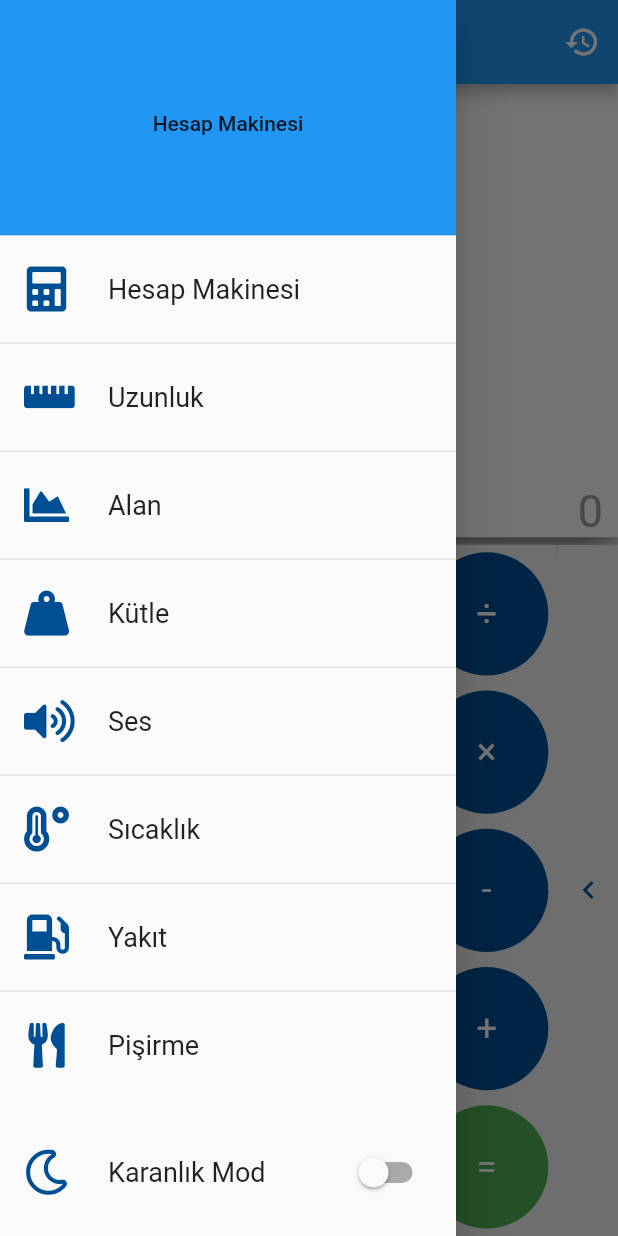
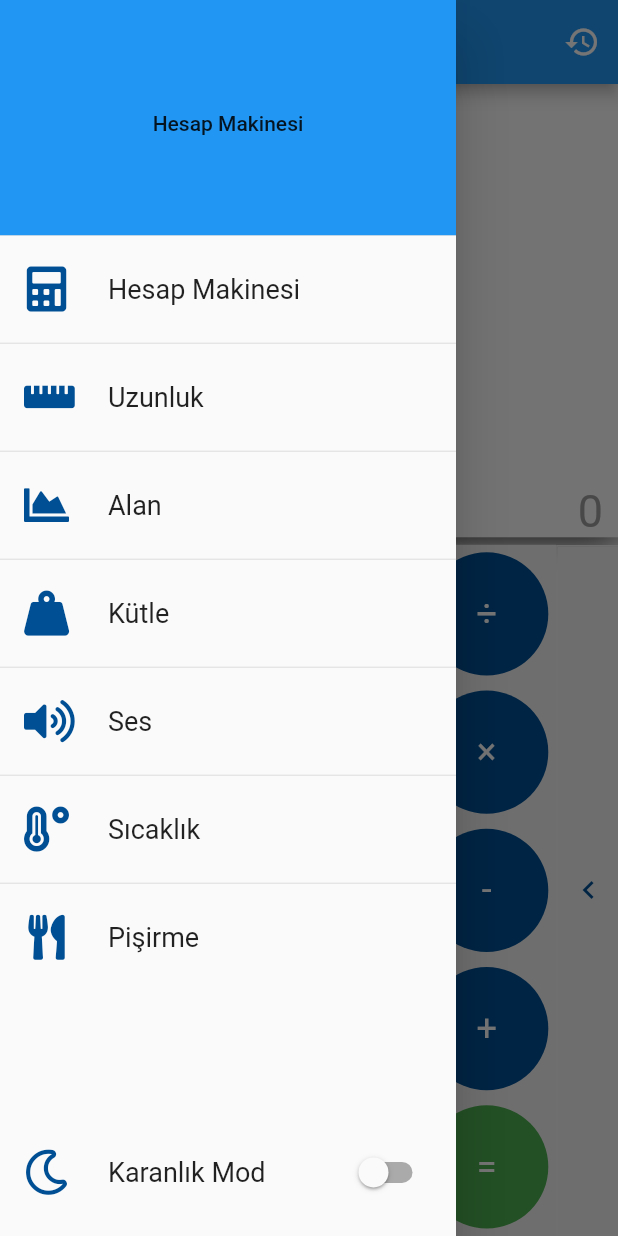
Before and after one commit to muratsirin/calculator_final, a Flutter app: the screen it shows after launch, with the side drawer open, on a phone screen of 412 x 824 dp. Run offline on Flutter 3.47's test engine with Material 2 defaults, Android fonts, the phone set to English and light mode, and no system bars; our stand-ins replace font_awesome_flutter, math_expressions; missing offline and left inert: direct_select_flutter.

Commit message:
conversion

```diff
--- a/lib/model/conversion.dart
+++ b/lib/model/conversion.dart
@@ -1,9 +1,11 @@
 class Conversion {
   final String unitName;
   final String unitAbbreviation;
+  final double unitFactor;
 
   Conversion({
     required this.unitName,
     required this.unitAbbreviation,
+    required this.unitFactor,
   });
 }
--- a/lib/provider/conversion_data.dart
+++ b/lib/provider/conversion_data.dart
@@ -1,40 +1,74 @@
 import 'package:calculator_final/model/conversion.dart';
-import 'package:calculator_final/provider/calculator_data.dart';
+import 'package:calculator_final/provider/helpers/conversion_list.dart';
+import 'package:flutter/cupertino.dart';
 
-class ConversionData extends CalculatorData {
-  List<Conversion> length = [
-    Conversion(unitName: 'Metre', unitAbbreviation: 'm'),
-    Conversion(unitName: 'Kilometre', unitAbbreviation: 'km'),
-    Conversion(unitName: 'Milimetre', unitAbbreviation: 'mm'),
-    Conversion(unitName: 'Santimetre', unitAbbreviation: 'cm'),
-    Conversion(unitName: 'Mil', unitAbbreviation: 'mi'),
-    Conversion(unitName: 'Yarda', unitAbbreviation: 'yd'),
-    Conversion(unitName: 'Fit', unitAbbreviation: 'ft'),
-    Conversion(unitName: 'İnç', unitAbbreviation: 'in'),
-    Conversion(unitName: 'Deniz mili', unitAbbreviation: 'nmi'),
-  ];
-
-  List<Conversion> area = [
-    Conversion(unitName: 'Metrekare', unitAbbreviation: 'm2'),
-    Conversion(unitName: 'Milimetrekare', unitAbbreviation: 'mm2'),
-    Conversion(unitName: 'Santimetrekare', unitAbbreviation: 'cm2'),
-    Conversion(unitName: 'inç kare', unitAbbreviation: 'in2'),
-    Conversion(unitName: 'Fit kare', unitAbbreviation: 'ft2'),
-    Conversion(unitName: 'Yarda kare', unitAbbreviation: 'yd2'),
-    Conversion(unitName: 'Hektar', unitAbbreviation: 'ha'),
-    Conversion(unitName: 'Kilometrekare', unitAbbreviation: 'km2'),
-    Conversion(unitName: 'Akre', unitAbbreviation: 'ac'),
-    Conversion(unitName: 'Milkare', unitAbbreviation: 'mi2'),
-  ];
+class ConversionData extends ConversionList with ChangeNotifier {
+  List<Conversion> selectedList = [];
+  String selectedItem = '';
+  String resultValue = '';
+  int selectedIndex = 0;
 
   List<Conversion> getConversionList({conversionIndex}) {
     switch (conversionIndex) {
       case 1:
+        selectedList = length;
         return length;
       case 2:
+        selectedList = area;
         return area;
+      case 3:
+        selectedList = weight;
+        return weight;
+      case 4:
+        selectedList = volume;
+        return volume;
+      case 5:
+        selectedList = temperature;
+        return temperature;
+      case 6:
+        selectedList = cooking;
+        return cooking;
       default:
         return length;
     }
   }
+
+  void setSelectedIndex({required int value}) {
+    selectedIndex = value;
+    notifyListeners();
+  }
+
+  String result({
+    required double unitFactor,
+    required String unitName,
+  }) {
+    double value = 1;
+    switch (selectedList[1].unitName) {
+      case 'Kelvin':
+        if (unitName == 'Santigrat') {
+          value = value * (-272.15);
+        } else if (unitName == 'Fahrenhayt') {
+          value = value * (-457.87);
+        }
+        break;
+      case 'Fahrenhayt':
+        if (unitName == 'Santigrat') {
+          value = value * (-17.2222222);
+        } else if (unitName == 'Kelvin') {
+          value = value * (255.927778);
+        }
+        break;
+      default:
+        value =
+            value * selectedList[selectedIndex].unitFactor * (1 / unitFactor);
+        break;
+    }
+
+    if (value < 1e-8)
+      return value.toStringAsExponential(6);
+    else
+      resultValue = value.toStringAsFixed(6);
+    resultValue = resultValue.replaceAll(RegExp(r"([.]*000000)(?!.*\d)"), "");
+    return resultValue;
+  }
 }
--- /dev/null
+++ b/lib/provider/helpers/conversion_list.dart
@@ -0,0 +1,262 @@
+import 'package:calculator_final/model/conversion.dart';
+
+class ConversionList {
+  List<Conversion> length = [
+    Conversion(unitName: 'Metre', unitAbbreviation: 'm', unitFactor: 1),
+    Conversion(unitName: 'Kilometre', unitAbbreviation: 'km', unitFactor: 1000),
+    Conversion(
+        unitName: 'Milimetre', unitAbbreviation: 'mm', unitFactor: 0.001),
+    Conversion(
+        unitName: 'Santimetre', unitAbbreviation: 'cm', unitFactor: 0.01),
+    Conversion(
+        unitName: 'Mil', unitAbbreviation: 'mi', unitFactor: 1610.3059581),
+    Conversion(unitName: 'Yarda', unitAbbreviation: 'yd', unitFactor: 0.9144),
+    Conversion(
+        unitName: 'Fit',
+        unitAbbreviation: 'ft',
+        unitFactor: 0.3047999902464003),
+    Conversion(
+        unitName: 'İnç', unitAbbreviation: 'in', unitFactor: 0.02539999983236),
+    Conversion(
+        unitName: 'Deniz mili',
+        unitAbbreviation: 'nmi',
+        unitFactor: 1851.851851851852),
+  ];
+
+  List<Conversion> area = [
+    Conversion(unitName: 'Metrekare', unitAbbreviation: 'm2', unitFactor: 1),
+    Conversion(
+        unitName: 'Milimetrekare',
+        unitAbbreviation: 'mm2',
+        unitFactor: 0.000001),
+    Conversion(
+        unitName: 'Santimetrekare',
+        unitAbbreviation: 'cm2',
+        unitFactor: 0.0001),
+    Conversion(
+        unitName: 'inç kare', unitAbbreviation: 'in2', unitFactor: 0.00064516),
+    Conversion(
+        unitName: 'Fit kare',
+        unitAbbreviation: 'ft2',
+        unitFactor: 0.09290304359),
+    Conversion(
+        unitName: 'Yarda kare',
+        unitAbbreviation: 'yd2',
+        unitFactor: 0.83612739237),
+    Conversion(unitName: 'Hektar', unitAbbreviation: 'ha', unitFactor: 10000),
+    Conversion(
+        unitName: 'Kilometrekare', unitAbbreviation: 'km2', unitFactor: 1e6),
+    Conversion(
+        unitName: 'Akre', unitAbbreviation: 'ac', unitFactor: 4048.58299595),
+    Conversion(
+        unitName: 'Milkare', unitAbbreviation: 'mi2', unitFactor: 2589988.11),
+  ];
+
+  List<Conversion> weight = [
+    Conversion(unitName: 'Kilogram', unitAbbreviation: 'kg', unitFactor: 1),
+    Conversion(
+        unitName: 'Miligram', unitAbbreviation: 'mg', unitFactor: 0.000001),
+    Conversion(unitName: 'Gram', unitAbbreviation: 'g', unitFactor: 0.001),
+    Conversion(unitName: 'Metrik ton', unitAbbreviation: 't', unitFactor: 1000),
+    Conversion(
+        unitName: 'Büyük ton',
+        unitAbbreviation: 'ton uk',
+        unitFactor: 1016.2601626),
+    Conversion(
+        unitName: 'Küçük ton',
+        unitAbbreviation: 'ton us',
+        unitFactor: 909.090909091),
+    Conversion(
+        unitName: 'Libre', unitAbbreviation: 'lb', unitFactor: 0.45359249794),
+    Conversion(
+        unitName: 'Ons', unitAbbreviation: 'oz', unitFactor: 0.02834949977),
+    Conversion(
+        unitName: 'Taş', unitAbbreviation: 'st', unitFactor: 6.36942675159),
+    Conversion(unitName: 'Karat', unitAbbreviation: 'ct', unitFactor: 0.0002),
+  ];
+
+  List<Conversion> volume = [
+    Conversion(unitName: 'Metreküp', unitAbbreviation: 'm3', unitFactor: 1),
+    Conversion(
+        unitName: 'Milimetreküp', unitAbbreviation: 'mm3', unitFactor: 1E-9),
+    Conversion(
+        unitName: 'Santimetreküp',
+        unitAbbreviation: 'cm3',
+        unitFactor: 0.000001),
+    Conversion(
+        unitName: 'Desimetreküp', unitAbbreviation: 'dm3', unitFactor: 0.001),
+    Conversion(
+        unitName: 'Mililitre',
+        unitAbbreviation: 'mL(cc)',
+        unitFactor: 0.000001),
+    Conversion(unitName: 'Litre', unitAbbreviation: 'L', unitFactor: 0.001),
+    Conversion(
+        unitName: 'Fit küp',
+        unitAbbreviation: 'ft3',
+        unitFactor: 0.02831679986),
+    Conversion(
+        unitName: 'İnç küp',
+        unitAbbreviation: 'in3',
+        unitFactor: 0.00001638703),
+    Conversion(
+        unitName: 'Galon (ABD)',
+        unitAbbreviation: 'gal',
+        unitFactor: 0.00378541178),
+    Conversion(
+        unitName: 'Kuart (ABD)',
+        unitAbbreviation: 'qt lqd',
+        unitFactor: 0.00094635294),
+    Conversion(
+        unitName: 'Pint (ABD)',
+        unitAbbreviation: 'pt lqd',
+        unitFactor: 0.00047317647),
+    Conversion(
+        unitName: 'Ons (ABD)',
+        unitAbbreviation: 'oz',
+        unitFactor: 0.00002957352),
+    Conversion(
+        unitName: 'Kupa (ABD)',
+        unitAbbreviation: 'cup',
+        unitFactor: 0.00023658823),
+    Conversion(
+        unitName: 'Yemek kaşığı (ABD)',
+        unitAbbreviation: 'tbsp',
+        unitFactor: 0.00001478676),
+    Conversion(
+        unitName: 'Çay kaşığı (ABD)',
+        unitAbbreviation: 'tsp',
+        unitFactor: 0.00000492892),
+    Conversion(
+        unitName: 'Galon (BK)',
+        unitAbbreviation: 'gal',
+        unitFactor: 0.00454609188),
+    Conversion(
+        unitName: 'Kuart (BK)',
+        unitAbbreviation: 'qt',
+        unitFactor: 0.00113649999),
+    Conversion(
+        unitName: 'Pint (BK)', unitAbbreviation: 'pt', unitFactor: 0.0005683),
+    Conversion(
+        unitName: 'Ons (BK)',
+        unitAbbreviation: 'oz',
+        unitFactor: 0.00002841306),
+    Conversion(
+        unitName: 'Kupa (BK)',
+        unitAbbreviation: 'cup',
+        unitFactor: 0.00028413099),
+    Conversion(
+        unitName: 'Yemek kaşığı (BK)',
+        unitAbbreviation: 'tbsp',
+        unitFactor: 0.00001775799),
+    Conversion(
+        unitName: 'Çay kaşığı (BK)',
+        unitAbbreviation: 'tsp',
+        unitFactor: 0.00000591899),
+    Conversion(
+        unitName: 'Dirhem', unitAbbreviation: 'dr', unitFactor: 0.00000369669),
+    Conversion(
+        unitName: 'Varil', unitAbbreviation: 'bbl', unitFactor: 0.15898728912),
+    Conversion(
+        unitName: 'Kordon', unitAbbreviation: 'cord', unitFactor: 3.6231884058),
+    Conversion(
+        unitName: 'Gill', unitAbbreviation: 'gill', unitFactor: 0.00011829),
+  ];
+
+  List<Conversion> temperature = [
+    Conversion(unitName: 'Santigrat', unitAbbreviation: 'C', unitFactor: 1),
+    Conversion(
+        unitName: 'Kelvin', unitAbbreviation: 'K', unitFactor: 0.00364763815),
+    Conversion(
+        unitName: 'Fahrenhayt',
+        unitAbbreviation: 'F',
+        unitFactor: 0.02958579881),
+  ];
+
+  // List<Conversion> fuel = [
+  //   Conversion(
+  //       unitName: 'Litre/100 kilometre',
+  //       unitAbbreviation: 'L/100km',
+  //       unitFactor: 1),
+  //   Conversion(
+  //       unitName: 'Galon (BK)/100 mil',
+  //       unitAbbreviation: 'gal(UK)/100 miles',
+  //       unitFactor: 2.82485875706),
+  //   Conversion(
+  //       unitName: 'Galon (ABD)/100 mil',
+  //       unitAbbreviation: 'gal(US)/100miles',
+  //       unitFactor: 2.35294117647),
+  //   Conversion(
+  //       unitName: 'Kilometre/litre',
+  //       unitAbbreviation: 'km/L',
+  //       unitFactor: 0.01),
+  //   Conversion(
+  //       unitName: 'Galon (BK)/mil',
+  //       unitAbbreviation: 'MPG(UK)',
+  //       unitFactor: 0.0035400619),
+  //   Conversion(
+  //       unitName: 'Galon (ABD)/mill',
+  //       unitAbbreviation: 'MPG(US)',
+  //       unitFactor: 0.00425143708),
+  // ];
+
+  List<Conversion> cooking = [
+    Conversion(
+        unitName: 'Mililitre', unitAbbreviation: 'mL (cc)', unitFactor: 1),
+    Conversion(
+        unitName: 'Galon (ABD)',
+        unitAbbreviation: 'gal',
+        unitFactor: 3787.87878788),
+    Conversion(
+        unitName: 'Kuart (ABD)',
+        unitAbbreviation: 'qt lqd',
+        unitFactor: 943.396226415),
+    Conversion(
+        unitName: 'Pint (ABD)',
+        unitAbbreviation: 'pt lqd',
+        unitFactor: 473.933649289),
+    Conversion(
+        unitName: 'Ons (ABD)',
+        unitAbbreviation: 'fl. oz',
+        unitFactor: 29.5857988166),
+    Conversion(
+        unitName: 'Kupa (ABD)',
+        unitAbbreviation: 'cup',
+        unitFactor: 236.406619385),
+    Conversion(
+        unitName: 'Yemek kaşığı (ABD)',
+        unitAbbreviation: 'tbsp',
+        unitFactor: 14.7928994083),
+    Conversion(
+        unitName: 'Çay kaşığı (ABD)',
+        unitAbbreviation: 'tsp',
+        unitFactor: 4.92610837438),
+    Conversion(
+        unitName: 'Galon (BK)',
+        unitAbbreviation: 'gal',
+        unitFactor: 4545.45454545),
+    Conversion(
+        unitName: 'Kuart (BK)',
+        unitAbbreviation: 'qt',
+        unitFactor: 1136.36363636),
+    Conversion(
+        unitName: 'Pint (BK)',
+        unitAbbreviation: 'pt',
+        unitFactor: 568.181818182),
+    Conversion(
+        unitName: 'Ons (BK)',
+        unitAbbreviation: 'fl oz',
+        unitFactor: 28.4090909091),
+    Conversion(
+        unitName: 'Kupa (BK)',
+        unitAbbreviation: 'cup',
+        unitFactor: 284.090909091),
+    Conversion(
+        unitName: 'Yemek kaşığı (BK)',
+        unitAbbreviation: 'tbsp',
+        unitFactor: 17.7619893428),
+    Conversion(
+        unitName: 'Çay kaşığı (BK)',
+        unitAbbreviation: 'tsp',
+        unitFactor: 5.91715976331),
+  ];
+}
--- a/lib/provider/utils.dart
+++ b/lib/provider/utils.dart
@@ -28,10 +28,6 @@ class Utils {
       title: 'Sıcaklık',
     ),
     DrawerMenu(
-      iconData: FontAwesomeIcons.gasPump,
-      title: 'Yakıt',
-    ),
-    DrawerMenu(
       iconData: FontAwesomeIcons.utensils,
       title: 'Pişirme',
     ),
--- a/lib/view/screens/conversion_screen.dart
+++ b/lib/view/screens/conversion_screen.dart
@@ -1,5 +1,9 @@
+import 'package:calculator_final/model/conversion.dart';
 import 'package:calculator_final/provider/conversion_data.dart';
 import 'package:calculator_final/view/components/app_drawer.dart';
+import 'package:direct_select_flutter/direct_select_container.dart';
+import 'package:direct_select_flutter/direct_select_item.dart';
+import 'package:direct_select_flutter/direct_select_list.dart';
 import 'package:flutter/material.dart';
 import 'package:provider/provider.dart';
 
@@ -17,31 +21,52 @@ class ConversionScreen extends StatelessWidget {
         title: Text('Conversion'),
       ),
       drawer: AppDrawer(),
-      body: Consumer<ConversionData>(
+      body: DirectSelectContainer(
+        child: Consumer<ConversionData>(
           builder: (context, conversionData, child) {
             final conversion = conversionData.getConversionList(
                 conversionIndex: conversionIndex);
             return LayoutBuilder(
               builder: (context, BoxConstraints constraints) {
                 return Column(
+                  verticalDirection: VerticalDirection.down,
                   children: [
                     Padding(
-                    padding:
-                        const EdgeInsets.symmetric(horizontal: 8, vertical: 0),
+                      padding: const EdgeInsets.symmetric(
+                          horizontal: 8, vertical: 0),
                       child: Container(
                         width: constraints.maxWidth,
                         height: constraints.maxHeight * 0.1,
                         child: Row(
                           children: [
-                          DropdownButton(
-                            value: conversion[0].unitName,
-                            items: conversion
-                                .map((e) => DropdownMenuItem(
-                                      child: Text(e.unitName),
-                                      value: e.unitName,
-                                    ))
-                                .toList(),
+                            SizedBox(
+                              width: constraints.maxWidth * 0.3,
+                              child: DirectSelectList<Conversion>(
+                                values: conversion,
+                                defaultItemIndex: conversionData.selectedIndex,
+                                onItemSelectedListener: (item, index, context) {
+                                  conversionData.setSelectedIndex(value: index);
+                                },
+                                itemBuilder: (Conversion value) {
+                                  return DirectSelectItem<Conversion>(
+                                    itemHeight: 80,
+                                    value: value,
+                                    itemBuilder: (context, value) {
+                                      return ListTile(
+                                        title: Text(value.unitName),
+                                        subtitle: Text(
+                                          value.unitAbbreviation,
+                                          style: TextStyle(
+                                              fontSize: 30,
+                                              fontWeight: FontWeight.bold),
                                         ),
+                                      );
+                                    },
+                                  );
+                                },
+                              ),
+                            ),
+                            Icon(Icons.unfold_more),
                             Expanded(
                               child: TextField(
                                 keyboardType: TextInputType.multiline,
@@ -66,19 +91,30 @@ class ConversionScreen extends StatelessWidget {
                       ),
                     ),
                     SizedBox(
-                    height: constraints.maxHeight * 0.9,
+                      height: constraints.maxHeight * 0.01,
+                      child: Divider(),
+                    ),
+                    SizedBox(
+                      height: constraints.maxHeight * 0.89,
                       child: ListView.separated(
                         itemBuilder: (context, index) {
                           final conversionItem = conversion[index];
                           return ListTile(
                             title: Text(conversionItem.unitName),
                             subtitle: Text(conversionItem.unitAbbreviation),
+                            trailing: Text(
+                              conversionData.result(
+                                unitFactor: conversionItem.unitFactor,
+                                unitName: conversionItem.unitName,
+                              ),
+                            ),
                           );
                         },
                         separatorBuilder: (context, index) {
                           return Divider();
                         },
-                        itemCount: conversion.length),
+                        itemCount: conversion.length,
+                      ),
                     ),
                   ],
                 );
@@ -86,6 +122,7 @@ class ConversionScreen extends StatelessWidget {
             );
           },
         ),
+      ),
     );
   }
 }
--- a/pubspec.yaml
+++ b/pubspec.yaml
@@ -30,6 +30,7 @@ dependencies:
   provider: ^5.0.0
   font_awesome_flutter: ^9.0.0
   math_expressions: ^2.1.1
+  direct_select_flutter: ^1.1.1
 
 dev_dependencies:
   flutter_test:
```
Also changed, not shown: pubspec.lock. Lines whose indentation alone changed are shown as unchanged.
